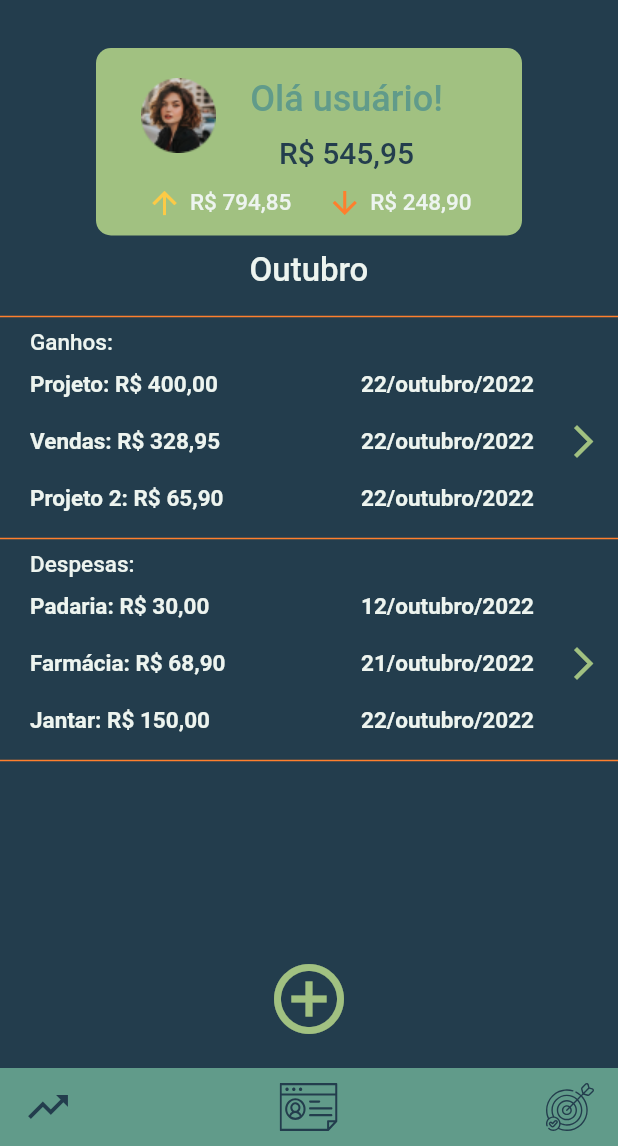
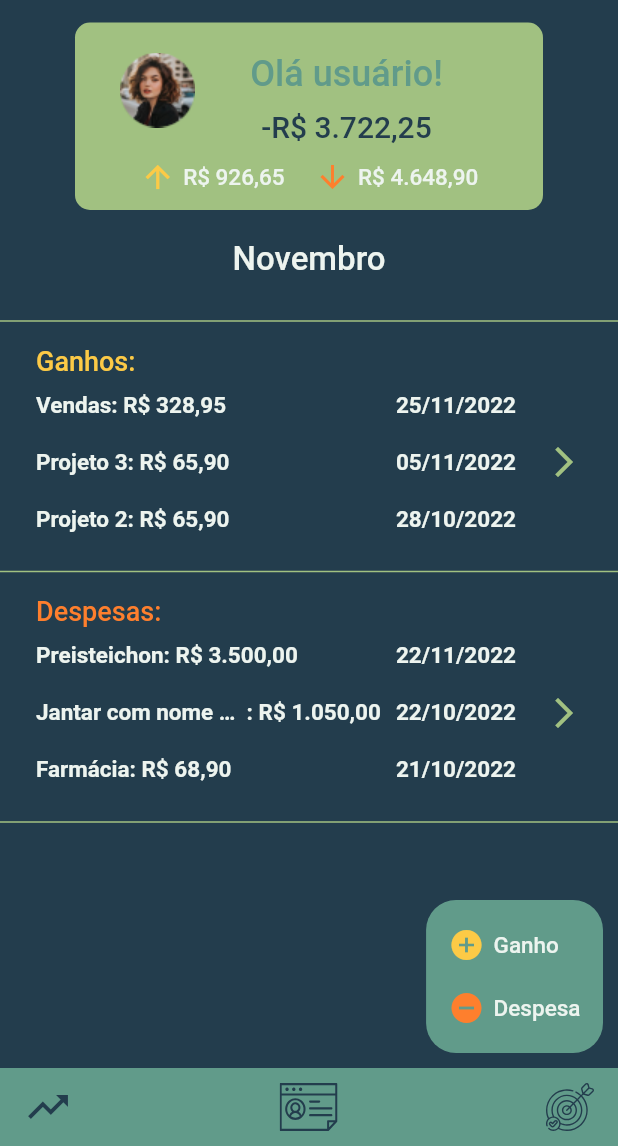
Before and after one commit to proz-tecnologia/PIT02GP10, a Flutter app: the screen it shows after launch, on a phone screen of 412 x 824 dp, the part 90-1236 px from its top. Run offline on Flutter 3.47's test engine with Material 2 defaults, Android fonts, the phone set to English and light mode, and no system bars; our stand-ins replace flutter_svg, google_fonts.

Commit message:
applied corrections according to figma and issue

```diff
--- a/gastos_app/lib/src/core/app_colors.dart
+++ b/gastos_app/lib/src/core/app_colors.dart
@@ -6,6 +6,6 @@ class AppColors {
   static const Color backgroundColor = Color(0xFF233D4D);
   static const Color fontColor = Color(0xFFEDF4EF);
 
-  static const Color orange = Color(0xFFFE7F2D);
-  static const Color yellow = Color(0xFFFCCA46);
+  static const Color expenseColor = Color(0xFFFE7F2D);
+  static const Color profitColor = Color(0xFFFCCA46);
 }
--- a/gastos_app/lib/src/core/app_themes.dart
+++ b/gastos_app/lib/src/core/app_themes.dart
@@ -33,7 +33,7 @@ class AppThemes {
               scrimColor: AppColors.backgroundColor.withOpacity(0.7),
             ),
         dividerTheme: Theme.of(context).dividerTheme.copyWith(
-              color: AppColors.orange,
+              color: AppColors.secondaryColor,
               thickness: 1.0,
             ),
         textTheme: GoogleFonts.robotoTextTheme(
--- /dev/null
+++ b/gastos_app/lib/src/mock/mocked_data.dart
@@ -0,0 +1,55 @@
+import 'package:gastos_app/src/modules/home/models/expense_model.dart';
+import 'package:gastos_app/src/modules/home/models/profit_model.dart';
+
+class MockedData {
+  static final mockedProfits = [
+    ProfitModel(
+      title: "Projeto 1",
+      value: 400.00,
+      createdAt: DateTime(2022, 10, 24),
+    ),
+    ProfitModel(
+      title: "Vendas",
+      value: 328.95,
+      createdAt: DateTime(2022, 11, 25),
+    ),
+    ProfitModel(
+      title: "Projeto 2",
+      value: 65.90,
+      createdAt: DateTime(2022, 10, 28),
+    ),
+    ProfitModel(
+      title: "Projeto 3",
+      value: 65.90,
+      createdAt: DateTime(2022, 11, 5),
+    ),
+    ProfitModel(
+      title: "Projeto 4",
+      value: 65.90,
+      createdAt: DateTime(2022, 10, 1),
+    ),
+  ];
+
+  static final mockedExpenses = [
+    ExpenseModel(
+      title: "Padaria",
+      value: 30.0,
+      createdAt: DateTime(2022, 10, 12),
+    ),
+    ExpenseModel(
+      title: "Farmácia",
+      value: 68.90,
+      createdAt: DateTime(2022, 10, 21),
+    ),
+    ExpenseModel(
+      title: "Jantar com nome grande para testar como fica na tela",
+      value: 1050.0,
+      createdAt: DateTime(2022, 10, 22),
+    ),
+    ExpenseModel(
+      title: "Preisteichon",
+      value: 3500.0,
+      createdAt: DateTime(2022, 11, 22),
+    ),
+  ];
+}
--- a/gastos_app/lib/src/modules/home/components/expenses_resumed_list.dart
+++ /dev/null
@@ -1,73 +0,0 @@
-import 'package:flutter/material.dart';
-import 'package:gastos_app/src/modules/home/components/field_value_box.dart';
-import 'package:gastos_app/src/modules/home/models/expense_model.dart';
-
-import 'package:gastos_app/src/shared/utils/currency_formatter.dart';
-
-class ExpensesResumedList extends StatelessWidget {
-  const ExpensesResumedList({
-    Key? key,
-    this.onTap,
-  }) : super(key: key);
-
-  final VoidCallback? onTap;
-
-  @override
-  Widget build(BuildContext context) {
-    final titleTextStyle = Theme.of(context).textTheme.bodyText1?.copyWith(
-          fontWeight: FontWeight.w500,
-          fontSize: 15,
-        );
-
-    return GestureDetector(
-      onTap: onTap,
-      child: Padding(
-        padding: const EdgeInsets.only(left: 20, right: 10),
-        child: Column(
-          children: [
-            Align(
-              alignment: Alignment.centerLeft,
-              child: Text(
-                "Despesas:",
-                style: titleTextStyle,
-              ),
-            ),
-            Row(
-              children: [
-                Expanded(
-                  child: Column(
-                    children: [
-                      ...mockedExpenses
-                          .map((e) => Padding(
-                                padding: const EdgeInsets.only(
-                                  bottom: 10,
-                                  top: 10,
-                                ),
-                                child: FieldValueBox(
-                                  title: e.title,
-                                  value: CurrencyFormatter.doubleToReais(
-                                    e.value,
-                                  ),
-                                  date: e.createdAt,
-                                ),
-                              ))
-                          .toList(),
-                    ],
-                  ),
-                ),
-                const SizedBox(width: 20),
-                InkWell(
-                  onTap: onTap,
-                  child: const Icon(
-                    Icons.arrow_forward_ios,
-                    size: 26,
-                  ),
-                )
-              ],
-            )
-          ],
-        ),
-      ),
-    );
-  }
-}
--- a/gastos_app/lib/src/modules/home/components/field_value_box.dart
+++ b/gastos_app/lib/src/modules/home/components/field_value_box.dart
@@ -21,14 +21,29 @@ class FieldValueBox extends StatelessWidget {
         );
 
     return Row(
+      mainAxisAlignment: MainAxisAlignment.spaceAround,
       children: [
+        Expanded(
+          child: Row(
+            children: [
+              Flexible(
+                child: Text(
+                  title,
+                  maxLines: 1,
+                  overflow: TextOverflow.ellipsis,
+                  style: textStyle,
+                ),
+              ),
+              Text(
+                ": $value",
+                style: textStyle,
+              ),
+            ],
+          ),
+        ),
+        const SizedBox(width: 10),
         Text(
-          "$title: $value",
-          style: textStyle,
-        ),
-        const Spacer(),
-        Text(
-          DateFormatter.formattedWithMonthName(date),
+          DateFormatter.formatted(date).toLowerCase(),
           style: textStyle,
         ),
       ],
--- a/gastos_app/lib/src/modules/home/components/home_body.dart
+++ b/gastos_app/lib/src/modules/home/components/home_body.dart
@@ -1,9 +1,8 @@
 import 'package:flutter/material.dart';
-import 'package:gastos_app/src/modules/home/components/expenses_resumed_list.dart';
+import 'package:gastos_app/src/mock/mocked_data.dart';
+import 'package:gastos_app/src/modules/home/components/home_fa_button.dart';
 import 'package:gastos_app/src/modules/home/components/profile_box/profile_currency_box.dart';
-import 'package:gastos_app/src/modules/home/components/profit_resumed_list.dart';
-import 'package:gastos_app/src/modules/home/models/expense_model.dart';
-import 'package:gastos_app/src/modules/home/models/profit_model.dart';
+import 'package:gastos_app/src/modules/home/components/profits_and_expenses_resumed_list.dart';
 
 class HomeBody extends StatelessWidget {
   const HomeBody({
@@ -12,54 +11,32 @@ class HomeBody extends StatelessWidget {
 
   @override
   Widget build(BuildContext context) {
-    final totalOutcome = mockedExpenses.fold(
-      0.0,
-      (total, element) => total + element.value,
-    );
-    final totalIncome = mockedProfits.fold(
-      0.0,
-      (total, element) => total + element.value,
-    );
-
-    final monthStyle = Theme.of(context).textTheme.bodyText1?.copyWith(
-          fontSize: 22,
-          fontWeight: FontWeight.w500,
-        );
-
-    return Column(
-      mainAxisSize: MainAxisSize.max,
-      crossAxisAlignment: CrossAxisAlignment.center,
+    return Stack(
+      fit: StackFit.expand,
       children: [
-        const SizedBox(height: 24),
-        ProfileCurrencyBox(
-          totalIncome: totalIncome,
-          totalOutcome: totalOutcome,
-          username: "usuário",
+        SingleChildScrollView(
+          child: Column(
+            children: [
+              const SizedBox(height: 7),
+              ProfileCurrencyBox(
+                profits: MockedData.mockedProfits,
+                expenses: MockedData.mockedExpenses,
+                username: "usuário",
+              ),
+              ProfitsAndExpensesResumedList(
+                profits: MockedData.mockedProfits,
+                expenses: MockedData.mockedExpenses,
+              ),
+              // SizedBox para evitar que o FAB fique em cima da informação.
+              const SizedBox(height: 100),
+            ],
+          ),
         ),
-        const SizedBox(height: 10),
-        Text(
-          "Outubro",
-          style: monthStyle,
+        const Positioned(
+          bottom: 10,
+          right: 10,
+          child: HomeFAButton(),
         ),
-        const SizedBox(height: 10),
-        const Divider(),
-        ProfitResumedList(
-          onTap: () {},
-        ),
-        const Divider(),
-        ExpensesResumedList(
-          onTap: () {},
-        ),
-        const Divider(),
-        const Spacer(),
-        IconButton(
-          iconSize: 56,
-          icon: const Icon(
-            Icons.add_circle_outline,
-          ),
-          onPressed: () {},
-        ),
-        const SizedBox(height: 10),
       ],
     );
   }
--- /dev/null
+++ b/gastos_app/lib/src/modules/home/components/home_fa_button.dart
@@ -0,0 +1,57 @@
+import 'package:flutter/material.dart';
+import 'package:gastos_app/src/core/app_colors.dart';
+
+class HomeFAButton extends StatelessWidget {
+  const HomeFAButton({
+    Key? key,
+  }) : super(key: key);
+
+  @override
+  Widget build(BuildContext context) {
+    final textStyle = Theme.of(context).textTheme.bodyText1?.copyWith(
+          fontWeight: FontWeight.w500,
+          fontSize: 15,
+        );
+    return Container(
+      padding: const EdgeInsets.symmetric(horizontal: 15, vertical: 18),
+      decoration: const BoxDecoration(
+        color: AppColors.primaryColor,
+        borderRadius: BorderRadius.all(Radius.circular(20)),
+      ),
+      child: Column(
+        crossAxisAlignment: CrossAxisAlignment.start,
+        children: [
+          Row(
+            children: [
+              const Icon(
+                Icons.add_circle,
+                color: AppColors.profitColor,
+                size: 24,
+              ),
+              const SizedBox(width: 6),
+              Text(
+                "Ganho",
+                style: textStyle,
+              ),
+            ],
+          ),
+          const SizedBox(height: 18),
+          Row(
+            children: [
+              const Icon(
+                Icons.remove_circle,
+                color: AppColors.expenseColor,
+                size: 24,
+              ),
+              const SizedBox(width: 6),
+              Text(
+                "Despesa",
+                style: textStyle,
+              ),
+            ],
+          ),
+        ],
+      ),
+    );
+  }
+}
--- a/gastos_app/lib/src/modules/home/components/profile_box/income_outcome_box.dart
+++ b/gastos_app/lib/src/modules/home/components/profile_box/income_outcome_box.dart
@@ -1,7 +1,7 @@
 import 'package:flutter/material.dart';
 
 import 'package:gastos_app/src/core/app_colors.dart';
-import 'package:gastos_app/src/modules/home/components/profile_box/row_with_icon_and_text.dart';
+
 import 'package:gastos_app/src/shared/utils/currency_formatter.dart';
 
 class IncomeOutcomeBox extends StatelessWidget {
@@ -16,20 +16,36 @@ class IncomeOutcomeBox extends StatelessWidget {
 
   @override
   Widget build(BuildContext context) {
-    return Row(
-      mainAxisAlignment: MainAxisAlignment.spaceEvenly,
-      children: [
-        RowWithIconAndText(
-          iconColor: AppColors.yellow,
-          iconData: Icons.arrow_upward,
-          text: CurrencyFormatter.doubleToReais(incomeValue),
-        ),
-        RowWithIconAndText(
-          iconColor: AppColors.orange,
-          iconData: Icons.arrow_downward,
-          text: CurrencyFormatter.doubleToReais(outcomeValue),
-        ),
-      ],
+    final incomeOutcomeStyle = Theme.of(context).textTheme.bodyText1?.copyWith(
+          fontSize: 15,
+          fontWeight: FontWeight.w500,
+        );
+    return Padding(
+      padding: const EdgeInsets.symmetric(horizontal: 20),
+      child: Row(
+        mainAxisAlignment: MainAxisAlignment.center,
+        children: [
+          const Icon(
+            Icons.arrow_upward,
+            color: AppColors.profitColor,
+          ),
+          const SizedBox(width: 5),
+          Text(
+            CurrencyFormatter.doubleToReais(incomeValue),
+            style: incomeOutcomeStyle,
+          ),
+          const SizedBox(width: 20),
+          const Icon(
+            Icons.arrow_downward,
+            color: AppColors.expenseColor,
+          ),
+          const SizedBox(width: 5),
+          Text(
+            CurrencyFormatter.doubleToReais(outcomeValue),
+            style: incomeOutcomeStyle,
+          ),
+        ],
+      ),
     );
   }
 }
--- a/gastos_app/lib/src/modules/home/components/profile_box/profile_currency_box.dart
+++ b/gastos_app/lib/src/modules/home/components/profile_box/profile_currency_box.dart
@@ -3,20 +3,22 @@ import 'package:flutter/material.dart';
 import 'package:gastos_app/src/core/app_colors.dart';
 import 'package:gastos_app/src/core/app_images.dart';
 import 'package:gastos_app/src/modules/home/components/profile_box/income_outcome_box.dart';
-
+import 'package:gastos_app/src/modules/home/models/expense_model.dart';
+import 'package:gastos_app/src/modules/home/models/profit_model.dart';
 import 'package:gastos_app/src/shared/utils/currency_formatter.dart';
 
 class ProfileCurrencyBox extends StatelessWidget {
   const ProfileCurrencyBox({
     Key? key,
     required this.username,
-    required this.totalOutcome,
-    required this.totalIncome,
+    required this.profits,
+    required this.expenses,
   }) : super(key: key);
 
   final String username;
-  final double totalOutcome;
-  final double totalIncome;
+
+  final List<ProfitModel> profits;
+  final List<ExpenseModel> expenses;
 
   @override
   Widget build(BuildContext context) {
@@ -39,9 +41,18 @@ class ProfileCurrencyBox extends StatelessWidget {
       ),
     );
 
+    final totalOutcome = expenses.fold(
+      0.0,
+      (total, element) => total + element.value,
+    );
+    final totalIncome = profits.fold(
+      0.0,
+      (total, element) => total + element.value,
+    );
+
     return Container(
       padding: const EdgeInsets.symmetric(vertical: 10, horizontal: 10),
-      width: 284,
+      margin: const EdgeInsets.symmetric(horizontal: 50),
       decoration: decoration,
       child: Column(
         children: [
--- a/gastos_app/lib/src/modules/home/components/profile_box/row_with_icon_and_text.dart
+++ /dev/null
@@ -1,36 +0,0 @@
-import 'package:flutter/material.dart';
-
-class RowWithIconAndText extends StatelessWidget {
-  const RowWithIconAndText({
-    Key? key,
-    required this.iconData,
-    required this.iconColor,
-    required this.text,
-  }) : super(key: key);
-
-  final IconData iconData;
-  final Color iconColor;
-  final String text;
-
-  @override
-  Widget build(BuildContext context) {
-    final textStyle = Theme.of(context).textTheme.bodyText1?.copyWith(
-          fontSize: 15,
-          fontWeight: FontWeight.w500,
-        );
-
-    return Row(
-      children: [
-        Icon(
-          iconData,
-          color: iconColor,
-        ),
-        const SizedBox(width: 5),
-        Text(
-          text,
-          style: textStyle,
-        ),
-      ],
-    );
-  }
-}
--- a/gastos_app/lib/src/modules/home/components/profit_resumed_list.dart
+++ /dev/null
@@ -1,72 +0,0 @@
-import 'package:flutter/material.dart';
-import 'package:gastos_app/src/modules/home/components/field_value_box.dart';
-import 'package:gastos_app/src/modules/home/models/profit_model.dart';
-import 'package:gastos_app/src/shared/utils/currency_formatter.dart';
-
-class ProfitResumedList extends StatelessWidget {
-  const ProfitResumedList({
-    Key? key,
-    this.onTap,
-  }) : super(key: key);
-
-  final VoidCallback? onTap;
-
-  @override
-  Widget build(BuildContext context) {
-    final titleTextStyle = Theme.of(context).textTheme.bodyText1?.copyWith(
-          fontWeight: FontWeight.w500,
-          fontSize: 15,
-        );
-
-    return GestureDetector(
-      onTap: onTap,
-      child: Padding(
-        padding: const EdgeInsets.only(left: 20, right: 10),
-        child: Column(
-          children: [
-            Align(
-              alignment: Alignment.centerLeft,
-              child: Text(
-                "Ganhos:",
-                style: titleTextStyle,
-              ),
-            ),
-            Row(
-              children: [
-                Expanded(
-                  child: Column(
-                    children: [
-                      ...mockedProfits
-                          .map((e) => Padding(
-                                padding: const EdgeInsets.only(
-                                  bottom: 10,
-                                  top: 10,
-                                ),
-                                child: FieldValueBox(
-                                  title: e.title,
-                                  value: CurrencyFormatter.doubleToReais(
-                                    e.value,
-                                  ),
-                                  date: e.createdAt,
-                                ),
-                              ))
-                          .toList(),
-                    ],
-                  ),
-                ),
-                const SizedBox(width: 20),
-                InkWell(
-                  onTap: onTap,
-                  child: const Icon(
-                    Icons.arrow_forward_ios,
-                    size: 26,
-                  ),
-                )
-              ],
-            )
-          ],
-        ),
-      ),
-    );
-  }
-}
--- /dev/null
+++ b/gastos_app/lib/src/modules/home/components/profits_and_expenses_resumed_list.dart
@@ -0,0 +1,145 @@
+import 'package:flutter/material.dart';
+import 'package:gastos_app/src/core/app_colors.dart';
+import 'package:gastos_app/src/modules/home/components/field_value_box.dart';
+import 'package:gastos_app/src/modules/home/models/expense_model.dart';
+import 'package:gastos_app/src/modules/home/models/profit_model.dart';
+import 'package:gastos_app/src/shared/utils/currency_formatter.dart';
+import 'package:gastos_app/src/shared/utils/date_formatter.dart';
+
+class ProfitsAndExpensesResumedList extends StatelessWidget {
+  const ProfitsAndExpensesResumedList({
+    Key? key,
+    required this.profits,
+    required this.expenses,
+  }) : super(key: key);
+
+  final List<ProfitModel> profits;
+  final List<ExpenseModel> expenses;
+
+  @override
+  Widget build(BuildContext context) {
+    final titleTextStyle = Theme.of(context).textTheme.bodyText1?.copyWith(
+          fontWeight: FontWeight.w500,
+          fontSize: 18,
+        );
+
+    final monthStyle = Theme.of(context).textTheme.bodyText1?.copyWith(
+          fontWeight: FontWeight.w500,
+          fontSize: 22,
+        );
+
+    profits.sort((a, b) => b.createdAt.compareTo(a.createdAt));
+    expenses.sort((a, b) => b.createdAt.compareTo(a.createdAt));
+
+    final resumedProfits = [
+      profits.elementAt(0),
+      profits.elementAt(1),
+      profits.elementAt(2),
+    ];
+    final resumedExpenses = [
+      expenses.elementAt(0),
+      expenses.elementAt(1),
+      expenses.elementAt(2),
+    ];
+
+    return Column(
+      children: [
+        const SizedBox(height: 20),
+        Text(DateFormatter.monthName(DateTime.now()), style: monthStyle),
+        const SizedBox(height: 20),
+        const Divider(),
+        Padding(
+          padding: const EdgeInsets.symmetric(horizontal: 24, vertical: 8),
+          child: Column(
+            children: [
+              Align(
+                alignment: Alignment.centerLeft,
+                child: Text(
+                  "Ganhos:",
+                  style: titleTextStyle?.copyWith(color: AppColors.profitColor),
+                ),
+              ),
+              Row(
+                children: [
+                  Expanded(
+                    child: Column(
+                      children: [
+                        ...resumedProfits
+                            .map((e) => Padding(
+                                  padding: const EdgeInsets.only(
+                                    bottom: 10,
+                                    top: 10,
+                                  ),
+                                  child: FieldValueBox(
+                                    title: e.title,
+                                    value: CurrencyFormatter.doubleToReais(
+                                      e.value,
+                                    ),
+                                    date: e.createdAt,
+                                  ),
+                                ))
+                            .toList(),
+                      ],
+                    ),
+                  ),
+                  const SizedBox(width: 20),
+                  const Icon(
+                    Icons.arrow_forward_ios,
+                    size: 24,
+                  ),
+                ],
+              ),
+            ],
+          ),
+        ),
+        const Divider(),
+        Padding(
+          padding: const EdgeInsets.symmetric(horizontal: 24, vertical: 8),
+          child: Column(
+            children: [
+              Align(
+                alignment: Alignment.centerLeft,
+                child: Text(
+                  "Despesas:",
+                  style:
+                      titleTextStyle?.copyWith(color: AppColors.expenseColor),
+                ),
+              ),
+              Row(
+                children: [
+                  Expanded(
+                    child: Column(
+                      children: [
+                        ...resumedExpenses
+                            .map((element) => Padding(
+                                  padding: const EdgeInsets.only(
+                                    bottom: 10,
+                                    top: 10,
+                                  ),
+                                  child: FieldValueBox(
+                                    title: element.title,
+                                    value: CurrencyFormatter.doubleToReais(
+                                      element.value,
+                                    ),
+                                    date: element.createdAt,
+                                  ),
+                                ))
+                            .toList(),
+                      ],
+                    ),
+                  ),
+                  const SizedBox(width: 20),
+                  const Icon(
+                    Icons.arrow_forward_ios,
+                    size: 24,
+                  ),
+                ],
+              ),
+            ],
+          ),
+        ),
+        const Divider(),
+      ],
+    );
+  }
+}
--- a/gastos_app/lib/src/modules/home/models/expense_model.dart
+++ b/gastos_app/lib/src/modules/home/models/expense_model.dart
@@ -1,22 +1,4 @@
 import 'dart:convert';
-
-final mockedExpenses = [
-  ExpenseModel(
-    title: "Padaria",
-    value: 30.0,
-    createdAt: DateTime(2022, 10, 12),
-  ),
-  ExpenseModel(
-    title: "Farmácia",
-    value: 68.90,
-    createdAt: DateTime(2022, 10, 21),
-  ),
-  ExpenseModel(
-    title: "Jantar",
-    value: 150.0,
-    createdAt: DateTime(2022, 10, 22),
-  ),
-];
 
 class ExpenseModel {
   final String title;
--- a/gastos_app/lib/src/modules/home/models/profit_model.dart
+++ b/gastos_app/lib/src/modules/home/models/profit_model.dart
@@ -1,22 +1,4 @@
 import 'dart:convert';
-
-final mockedProfits = [
-  ProfitModel(
-    title: "Projeto",
-    value: 400.00,
-    createdAt: DateTime(2022, 10, 22),
-  ),
-  ProfitModel(
-    title: "Vendas",
-    value: 328.95,
-    createdAt: DateTime(2022, 10, 22),
-  ),
-  ProfitModel(
-    title: "Projeto 2",
-    value: 65.90,
-    createdAt: DateTime(2022, 10, 22),
-  ),
-];
 
 class ProfitModel {
   final String title;
--- a/gastos_app/lib/src/shared/utils/date_formatter.dart
+++ b/gastos_app/lib/src/shared/utils/date_formatter.dart
@@ -1,18 +1,23 @@
 class DateFormatter {
   static String formatted(DateTime date) {
-    final day = date.day;
-    final month = date.month;
+    final day = dayMonthFormatter(date.day);
+    final month = dayMonthFormatter(date.month);
     final year = date.year;
 
     return "$day/$month/$year";
   }
 
   static String formattedWithMonthName(DateTime date) {
-    final day = date.day;
+    final day = dayMonthFormatter(date.day);
     final month = monthName(date);
     final year = date.year;
 
     return "$day/$month/$year";
+  }
+
+  static String dayMonthFormatter(int dayOrMonth) {
+    if (dayOrMonth > 9) return "$dayOrMonth";
+    return "0$dayOrMonth";
   }
 
   static String monthName(DateTime date) {
@@ -20,29 +25,29 @@ class DateFormatter {
 
     switch (month) {
       case 1:
-        return "janeiro";
+        return "Janeiro";
       case 2:
-        return "fevereiro";
+        return "Fevereiro";
       case 3:
-        return "março";
+        return "Março";
       case 4:
-        return "abril";
+        return "Abril";
       case 5:
-        return "maio";
+        return "Maio";
       case 6:
-        return "junho";
+        return "Junho";
       case 7:
-        return "julho";
+        return "Julho";
       case 8:
-        return "agosto";
+        return "Agosto";
       case 9:
-        return "setembro";
+        return "Setembro";
       case 10:
-        return "outubro";
+        return "Outubro";
       case 11:
-        return "novembro";
+        return "Novembro";
       default:
-        return "dezembro";
+        return "Dezembro";
     }
   }
 }
```
